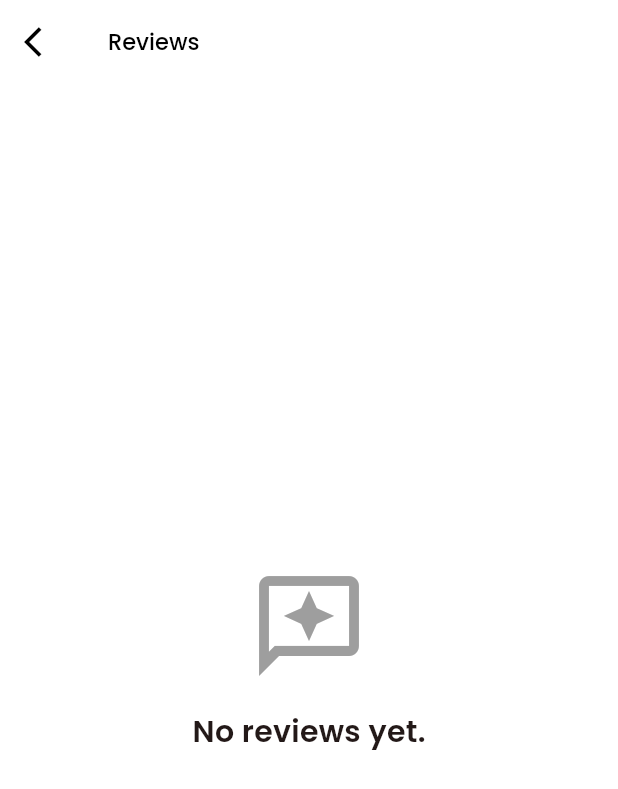
After one commit to cljncrz/KINGSLEY-APP, a Flutter app: the ReviewsScreen screen opened directly, on a phone screen of 412 x 824 dp. The commit adds this screen. Shown: the top 789 px of the screen. Run offline on Flutter 3.47's test engine with Material 3 defaults, Android fonts, the phone set to English and light mode, and no system bars; our stand-ins replace cloud_firestore, firebase_auth, firebase_core, firebase_messaging, firebase_storage, flutter_dotenv and 9 more; missing offline and left inert: firebase_app_check; accounts and stored records are empty; generated files the repository leaves out were written again.

Commit message:
Updated this hour

```diff
--- /dev/null
+++ b/lib/models/review.dart
@@ -0,0 +1,34 @@
+import 'package:cloud_firestore/cloud_firestore.dart';
+
+class Review {
+  final String id;
+  final String userId;
+  final String userName;
+  final String? userProfileUrl;
+  final double rating;
+  final String comment;
+  final Timestamp createdAt;
+
+  Review({
+    required this.id,
+    required this.userId,
+    required this.userName,
+    this.userProfileUrl,
+    required this.rating,
+    required this.comment,
+    required this.createdAt,
+  });
+
+  factory Review.fromSnapshot(DocumentSnapshot doc) {
+    final data = doc.data() as Map<String, dynamic>;
+    return Review(
+      id: doc.id,
+      userId: data['userId'] ?? '',
+      userName: data['userName'] ?? 'Anonymous',
+      userProfileUrl: data['userProfileUrl'],
+      rating: (data['rating'] ?? 0.0).toDouble(),
+      comment: data['comment'] ?? '',
+      createdAt: data['createdAt'] ?? Timestamp.now(),
+    );
+  }
+}
--- a/lib/view/home/account/account_screen.dart
+++ b/lib/view/home/account/account_screen.dart
@@ -4,6 +4,7 @@ import 'package:capstone/view/home/account/about_kingsley_carwash_screen.dart';
 import 'package:capstone/controllers/user_controller.dart'; // Import UserController
 import 'package:capstone/utils/app_textstyles.dart';
 import 'package:capstone/view/home/account/privacy_policy_screen.dart';
+import 'package:capstone/view/home/account/reviews_screen.dart';
 import 'package:capstone/view/home/account/terms_and_conditions_screen.dart';
 import 'package:capstone/view/home/account/edit_profile_screen.dart';
 import 'package:capstone/view/home/account/faqs_screen.dart';
@@ -226,6 +227,7 @@ Widget _buildProfileDetails(
 Widget _buildMenuSection(BuildContext context) {
   final isDark = Theme.of(context).brightness == Brightness.dark;
   final menuItems = [
+    {'icon': Icons.star_outline, 'title': 'Reviews'},
     {'icon': Icons.info_outline, 'title': 'About Kingsley Carwash'},
     {'icon': Icons.message_sharp, 'title': '(FAQs)'},
     {'icon': Icons.policy_outlined, 'title': 'Privacy Policy'},
@@ -271,6 +273,8 @@ Widget _buildMenuSection(BuildContext context) {
             onTap: () {
               if (item['title'] == 'Log Out') {
                 _showLogOutDialog(context);
+              } else if (item['title'] == 'Reviews') {
+                Get.to(() => const ReviewsScreen());
               } else if (item['title'] == 'Rate our Technicians') {
                 // navigation to rate our technicians
               } else if (item['title'] == 'About Kingsley Carwash') {
--- /dev/null
+++ b/lib/view/home/account/reviews_screen.dart
@@ -0,0 +1,139 @@
+import 'package:capstone/models/review.dart'; // Ensure this import is present
+import 'package:capstone/utils/app_textstyles.dart';
+import 'package:cloud_firestore/cloud_firestore.dart';
+import 'package:flutter/material.dart';
+import 'package:get/get.dart';
+import 'package:intl/intl.dart';
+
+class ReviewsScreen extends StatelessWidget {
+  const ReviewsScreen({super.key});
+
+  @override
+  Widget build(BuildContext context) {
+    final isDark = Theme.of(context).brightness == Brightness.dark;
+    return Scaffold(
+      appBar: AppBar(
+        leading: IconButton(
+          onPressed: () => Get.back(),
+          icon: Icon(
+            Icons.arrow_back_ios,
+            color: isDark ? Colors.white : Colors.black,
+          ),
+        ),
+        title: Text(
+          'Reviews',
+          style: AppTextStyle.withColor(
+            AppTextStyle.h3,
+            isDark ? Colors.white : Colors.black,
+          ),
+        ),
+      ),
+      body: StreamBuilder<QuerySnapshot>(
+        stream: FirebaseFirestore.instance
+            .collection('feedbacks')
+            .orderBy('createdAt', descending: true)
+            .snapshots(),
+        builder: (context, snapshot) {
+          if (snapshot.connectionState == ConnectionState.waiting) {
+            return const Center(child: CircularProgressIndicator());
+          }
+
+          if (snapshot.hasError) {
+            // This will catch permission errors if the rules are not set correctly
+            return Center(
+              child: Text(
+                'Error loading reviews: ${snapshot.error}',
+                textAlign: TextAlign.center,
+              ),
+            );
+          }
+
+          if (!snapshot.hasData || snapshot.data!.docs.isEmpty) {
+            return Center(
+              child: Column(
+                mainAxisAlignment: MainAxisAlignment.center,
+                children: [
+                  const Icon(
+                    Icons.reviews_outlined,
+                    size: 80,
+                    color: Colors.grey,
+                  ),
+                  const SizedBox(height: 16),
+                  Text('No reviews yet.', style: AppTextStyle.bodyMedium),
+                ],
+              ),
+            );
+          }
+
+          final reviews = snapshot.data!.docs
+              .map((doc) => Review.fromSnapshot(doc))
+              .toList();
+
+          return ListView.builder(
+            padding: const EdgeInsets.all(16.0),
+            itemCount: reviews.length,
+            itemBuilder: (context, index) {
+              final review = reviews[index];
+              return _buildReviewCard(context, review);
+            },
+          );
+        },
+      ),
+    );
+  }
+
+  Widget _buildReviewCard(BuildContext context, Review review) {
+    final isDark = Theme.of(context).brightness == Brightness.dark;
+    return Card(
+      margin: const EdgeInsets.only(bottom: 16),
+      elevation: 2,
+      shape: RoundedRectangleBorder(borderRadius: BorderRadius.circular(12)),
+      color: isDark ? const Color(0xFF1C1C1C) : Colors.white,
+      child: Padding(
+        padding: const EdgeInsets.all(16.0),
+        child: Column(
+          crossAxisAlignment: CrossAxisAlignment.start,
+          children: [
+            Row(
+              children: [
+                CircleAvatar(
+                  radius: 20,
+                  backgroundImage: review.userProfileUrl != null
+                      ? NetworkImage(review.userProfileUrl!)
+                      : const AssetImage('assets/images/logo.png')
+                            as ImageProvider,
+                ),
+                const SizedBox(width: 12),
+                Expanded(
+                  child: Column(
+                    crossAxisAlignment: CrossAxisAlignment.start,
+                    children: [
+                      Text(review.userName, style: AppTextStyle.bodyLarge),
+                      Text(
+                        DateFormat.yMMMMd().format(review.createdAt.toDate()),
+                        style: AppTextStyle.bodySmall.copyWith(
+                          color: Colors.grey,
+                        ),
+                      ),
+                    ],
+                  ),
+                ),
+                Row(
+                  children: List.generate(5, (i) {
+                    return Icon(
+                      i < review.rating ? Icons.star : Icons.star_border,
+                      color: Colors.amber,
+                      size: 18,
+                    );
+                  }),
+                ),
+              ],
+            ),
+            const SizedBox(height: 12),
+            Text(review.comment, style: AppTextStyle.bodyMedium),
+          ],
+        ),
+      ),
+    );
+  }
+}
--- a/lib/view/home/track_booking_screen.dart
+++ b/lib/view/home/track_booking_screen.dart
@@ -1175,6 +1175,7 @@ class ProgressTracker extends StatelessWidget {
                     borderRadius: BorderRadius.circular(12),
                   ),
                 ),
+                onPressed: onFeedbackPressed ?? () => Get.back(),
                 child: Text(
                   'Feedback',
                   style: AppTextStyle.withColor(
@@ -1182,7 +1183,6 @@ class ProgressTracker extends StatelessWidget {
                     Colors.white,
                   ),
                 ),
-                onPressed: onFeedbackPressed ?? () => Get.back(),
               ),
             ),
           ],
```
Also changed, not shown: lib/controllers/booking_controller.dart (+38 -0 lines), lib/view/widgets/booking_rescheduled_screen.dart (+11 -7 lines).
